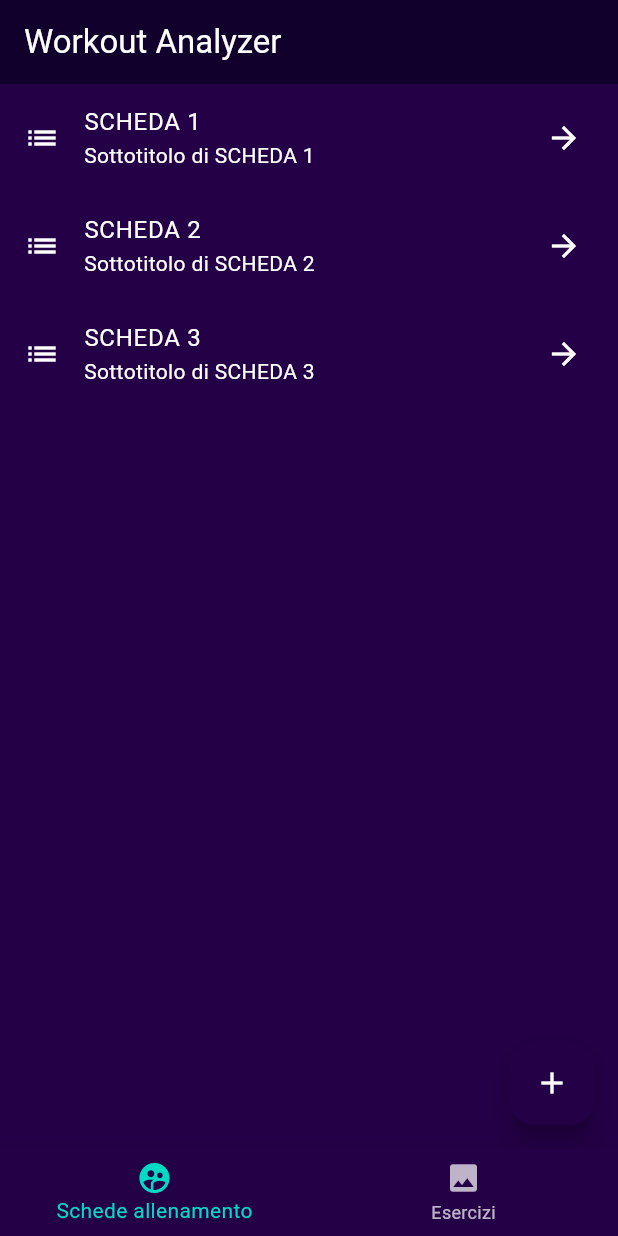
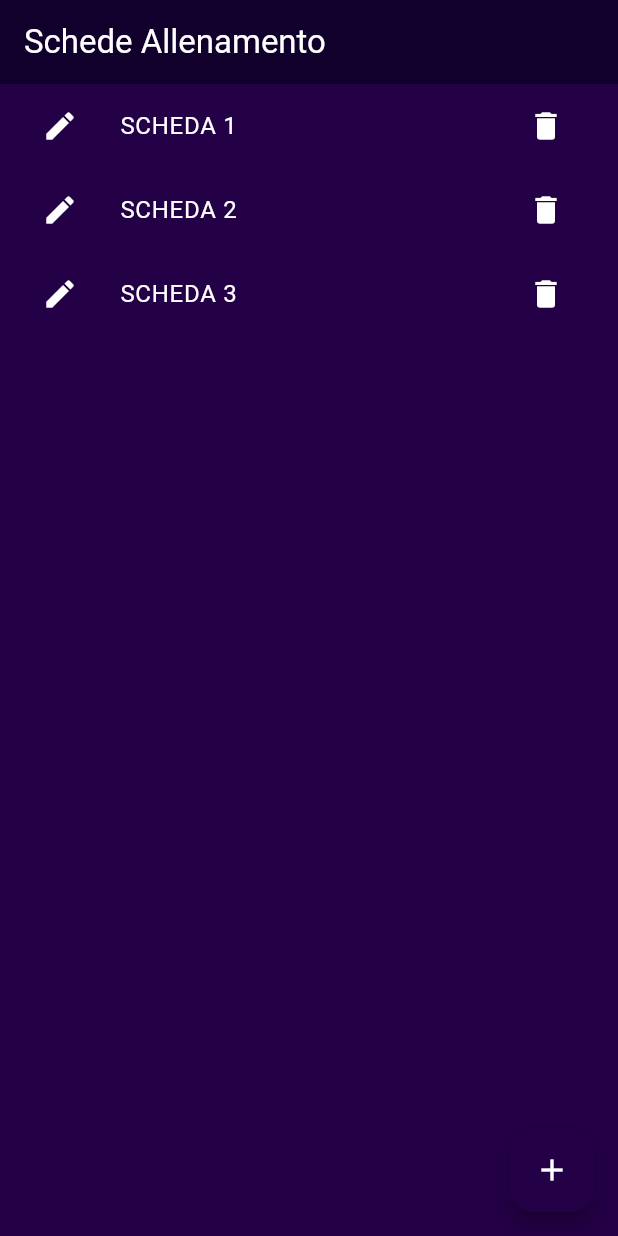
Before and after one commit to Dany313/WorkoutAnalyzer, a Flutter app: the screen it shows after launch, on a phone screen of 412 x 824 dp. Run offline on Flutter 3.47's test engine with Material 3 defaults, Android fonts, the phone set to English and light mode, and no system bars.

Commit message:
snellito codice e aggiunta pagina dettaglio esercizio.

```diff
--- /dev/null
+++ b/lib/components/custom_list_widget.dart
@@ -0,0 +1,75 @@
+import 'package:flutter/material.dart';
+
+// Widget riutilizzabile per visualizzare una lista di ListTile
+class CustomListWidget extends StatefulWidget {
+  final List<String> items;
+  final Function(String) onTap;
+
+  const CustomListWidget({
+    super.key,
+    required this.items,
+    required this.onTap,
+  });
+
+  @override
+  State<CustomListWidget> createState() => _CustomListWidgetState();
+}
+
+class _CustomListWidgetState extends State<CustomListWidget> {
+  bool _isEditingNome = false;
+  late int _idEditNome;
+
+  @override
+  Widget build(BuildContext context) {
+    return GestureDetector(
+      onTap: () {
+        setState(() {
+          _isEditingNome = false;
+        });
+      },
+      child: ListView.builder(
+        itemCount: widget.items.length, // Numero di elementi nella lista
+        itemBuilder: (context, index) {
+          return ListTile(
+            leading: IconButton(
+              onPressed: () {
+                setState(() {
+                  _idEditNome = index;
+                  _isEditingNome = !_isEditingNome;
+                });
+              },
+              icon: const Icon(Icons.edit),
+            ),
+            // Icona accanto a ciascun elemento
+            title: (_isEditingNome && (_idEditNome == index))
+                ? TextField(
+                    autofocus: true,
+                    onSubmitted: (newValue) {
+                      setState(() {
+                        widget.items[index] = newValue;
+                        _isEditingNome =
+                            false; // Exit edit mode after submission
+                      });
+                    },
+                  )
+                : Text(widget.items[index]),
+            trailing: IconButton(
+              onPressed: () {
+                setState(() {
+                  widget.items.removeAt(index);
+                });
+              },
+              icon: const Icon(Icons.delete),
+            ),
+            // Icona sulla destra
+            onTap: () => _isEditingNome
+                ? setState(() {
+                    _isEditingNome = !_isEditingNome;
+                  })
+                : widget.onTap(widget.items[index]),
+          );
+        },
+      ),
+    );
+  }
+}
--- a/lib/fragments/esercizi_fragment.dart
+++ /dev/null
@@ -1,44 +0,0 @@
-import 'package:flutter/cupertino.dart';
-import 'package:flutter/material.dart';
-
-import '../model/esercizi.dart';
-
-class EserciziFragment extends StatefulWidget {
-  const EserciziFragment({super.key});
-
-  @override
-  State<EserciziFragment> createState() => _EserciziFragmentState();
-}
-
-class _EserciziFragmentState extends State<EserciziFragment> {
-  Esercizi eserciziList = Esercizi();
-
-  @override
-  Widget build(BuildContext context) {
-    return Scaffold(
-      body:ListView.builder(
-        itemCount: eserciziList.esercizi.length, // Numero di elementi nella lista
-        itemBuilder: (context, index) {
-          return ListTile(
-            leading: Icon(Icons.list), // Icona accanto a ciascun elemento
-            title: Text(eserciziList.getEsercizio(index)), // Testo dell'elemento
-            subtitle: Text('Sottotitolo di ${eserciziList.getEsercizio(index)}'), // Sottotitolo
-            trailing: Icon(Icons.arrow_forward), // Icona sulla destra
-            onTap: () {
-              // Azione quando si clicca sull'elemento
-              print('${eserciziList.getEsercizio(index)} selezionato');
-            },
-          );
-        },
-      ),
-        floatingActionButton : FloatingActionButton(
-          onPressed: () {
-            setState(() {
-              eserciziList.aggiungiEsercizio('ESERCIZIO ${eserciziList.esercizi.length+1}');
-            });
-          },
-          child: const Icon(Icons.add),
-        ),
-    );
-  }
-}
--- a/lib/fragments/schede_allenamento_fragment.dart
+++ /dev/null
@@ -1,49 +0,0 @@
-import 'package:flutter/cupertino.dart';
-import 'package:flutter/material.dart';
-
-import '../model/schedeAllenamento.dart';
-import '../pages/scheda_page.dart';
-
-class SchedeAllenamentoFragment extends StatefulWidget {
-  const SchedeAllenamentoFragment({super.key});
-
-  @override
-  State<SchedeAllenamentoFragment> createState() => _SchedeAllenamentoFragmentState();
-}
-
-class _SchedeAllenamentoFragmentState extends State<SchedeAllenamentoFragment> {
-
-  SchedeAllenamento schedeAllenamentoList = SchedeAllenamento();
-
-  @override
-  Widget build(BuildContext context) {
-    return  Scaffold(
-      body:ListView.builder(
-        itemCount: schedeAllenamentoList.allenamenti.length, // Numero di elementi nella lista
-        itemBuilder: (context, index) {
-          return ListTile(
-            leading: Icon(Icons.list), // Icona accanto a ciascun elemento
-            title: Text(schedeAllenamentoList.getAllenamento(index)), // Testo dell'elemento
-            subtitle: Text('Sottotitolo di ${schedeAllenamentoList.getAllenamento(index)}'), // Sottotitolo
-            trailing: Icon(Icons.arrow_forward), // Icona sulla destra
-            onTap: () {
-              // Naviga alla seconda pagina
-              Navigator.push(
-                context,
-                MaterialPageRoute(builder: (context) =>  SchedaPage(nomeScheda: schedeAllenamentoList.getAllenamento(index))),
-              );
-            },
-          );
-        },
-      ),
-        floatingActionButton : FloatingActionButton(
-          onPressed: () {
-            setState(() {
-              schedeAllenamentoList.aggiungiAllenamento('SCHEDA ${schedeAllenamentoList.allenamenti.length+1}');
-            });
-          },
-          child: const Icon(Icons.add),
-        ),
-    );
-  }
-}
--- a/lib/pages/home_page.dart
+++ /dev/null
@@ -1,45 +0,0 @@
-import 'package:flutter/material.dart';
-
-import '../fragments/esercizi_fragment.dart';
-import '../fragments/schede_allenamento_fragment.dart';
-
-
-class HomePage extends StatefulWidget {
-  const HomePage({super.key});
-
-  @override
-  State<HomePage> createState() => _HomePageState();
-}
-
-class _HomePageState extends State<HomePage> {
-
-  final List<Widget> fragments = [
-    SchedeAllenamentoFragment(),
-    EserciziFragment(),
-
-  ];
-
-  int pageIndex = 0;
-  @override
-  Widget build(BuildContext context) {
-    return  Scaffold(
-      appBar: AppBar(
-        title: const Text('Workout Analyzer'),
-      ),
-      body: fragments[pageIndex] ,
-      bottomNavigationBar: BottomNavigationBar(
-        currentIndex: pageIndex,
-        onTap: (index) {
-          setState(() {
-            pageIndex = index;
-            print(pageIndex);
-          });
-        },
-        items: const [
-          BottomNavigationBarItem(label: "Schede allenamento",icon: Icon(Icons.supervised_user_circle)),
-          BottomNavigationBarItem(label: "Esercizi",icon: Icon(Icons.image)),
-
-        ],),
-    );
-  }
-}
--- /dev/null
+++ b/lib/pages/schede_page.dart
@@ -0,0 +1,41 @@
+import 'package:flutter/material.dart';
+import 'package:workout_analyzer/components/custom_list_widget.dart';
+import 'esercizi_page.dart';
+
+
+class SchedePage extends StatefulWidget {
+  const SchedePage({super.key});
+
+  @override
+  State<SchedePage> createState() => _SchedePageState();
+}
+
+class _SchedePageState extends State<SchedePage> {
+  List<String> _schedeAllenamnto = ["SCHEDA 1", "SCHEDA 2" , "SCHEDA 3"];
+
+  @override
+  Widget build(BuildContext context) {
+    return  Scaffold(
+      appBar: AppBar(
+        title: Text("Schede Allenamento"),
+      ),
+      body: CustomListWidget(items: _schedeAllenamnto, onTap: (selectedItem) {
+        // Naviga alla seconda pagina passando l'elemento selezionato
+        Navigator.push(
+          context,
+          MaterialPageRoute(
+            builder: (context) => EserciziPage(selectedItem: selectedItem),
+          ),
+        );
+      },),
+      floatingActionButton : FloatingActionButton(
+        onPressed: () {
+          setState(() {
+            _schedeAllenamnto.add('SCHEDA ${_schedeAllenamnto.length+1}');
+          });
+        },
+        child: const Icon(Icons.add),
+      ),
+    );
+  }
+}
```
Also changed, not shown: lib/entity/esercizio_dettaglio.dart (added, +13 -0 lines), lib/main.dart (+2 -90 lines), lib/pages/esercizi_page.dart (added, +45 -0 lines), lib/pages/esercizio_dettaglio_page.dart (added, +48 -0 lines), lib/pages/scheda_page.dart (deleted, +0 -57 lines).
